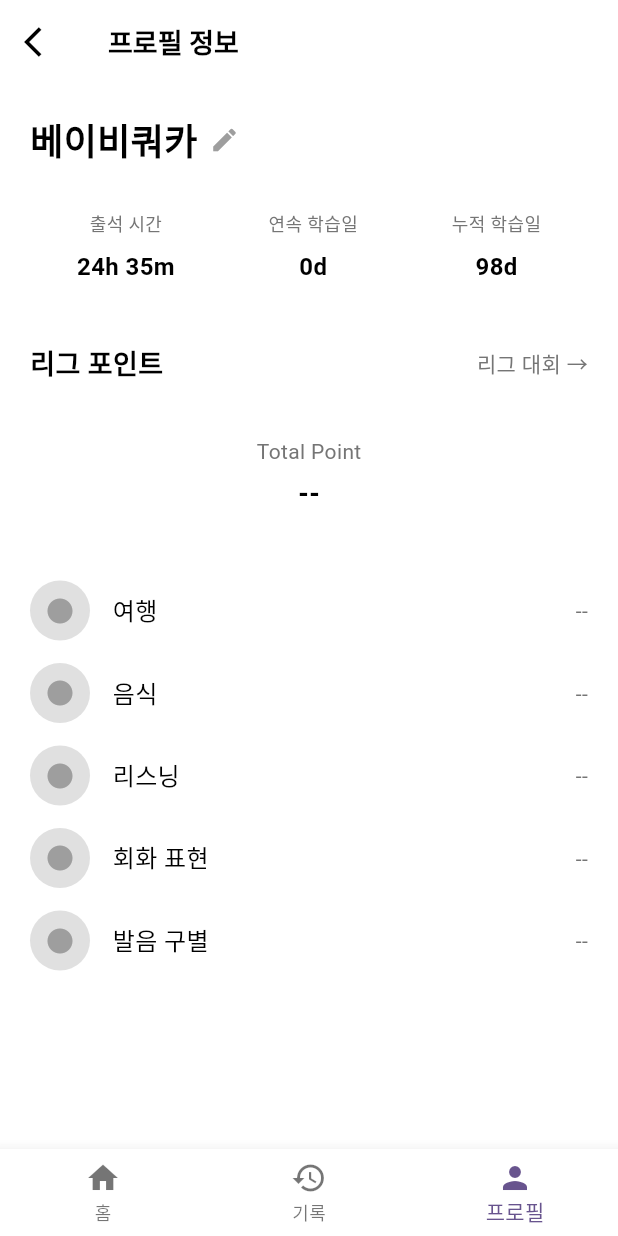
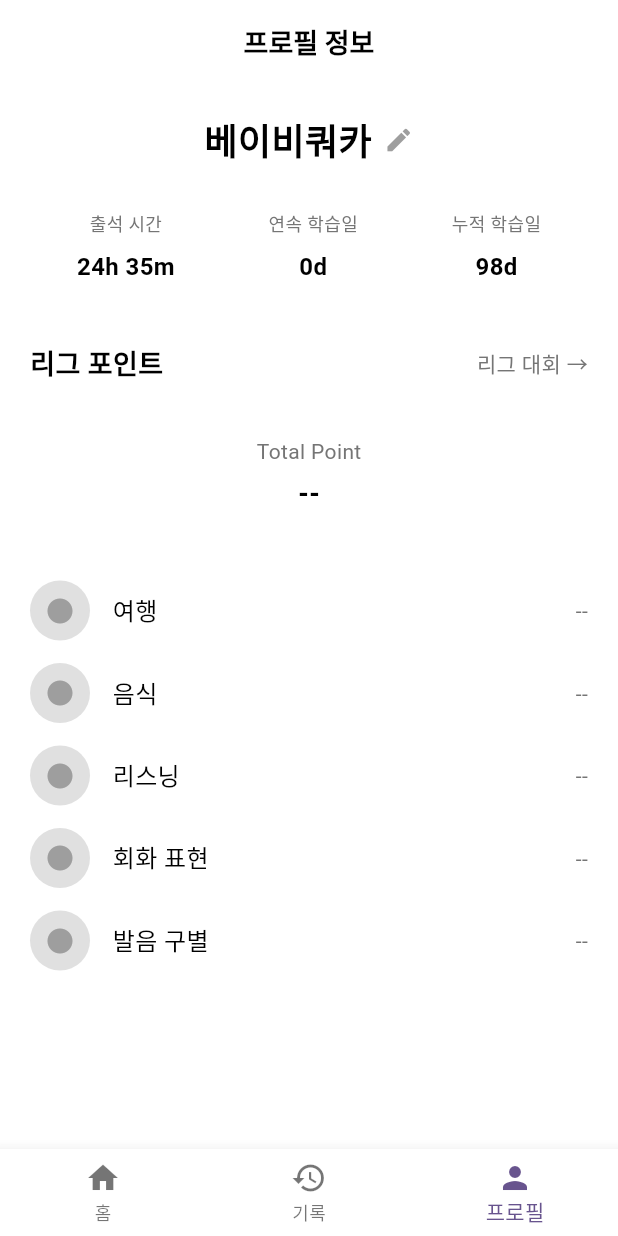
Before and after one commit to DH-Koo/Team46_Junction_Asia_2025, a Flutter app: the screen it shows after launch, item 3 of the bottom bar chosen, on a phone screen of 412 x 824 dp. Run offline on Flutter 3.47's test engine with Material 3 defaults, Android fonts, the phone set to English and light mode, and no system bars; our stand-ins replace material_symbols_icons.

Commit message:
프로필 화면 오류 수정

```diff
--- a/lib/screens/profile/profile_screen.dart
+++ b/lib/screens/profile/profile_screen.dart
@@ -11,10 +11,6 @@ class ProfileScreen extends StatelessWidget {
         backgroundColor: Colors.white,
         surfaceTintColor: Colors.white,
         elevation: 0,
-        leading: IconButton(
-          icon: const Icon(Icons.arrow_back_ios, color: Colors.black),
-          onPressed: () => Navigator.pop(context),
-        ),
         title: const Text(
           '프로필 정보',
           style: TextStyle(
@@ -23,7 +19,7 @@ class ProfileScreen extends StatelessWidget {
             fontWeight: FontWeight.w600,
           ),
         ),
-        centerTitle: false,
+        centerTitle: true,
       ),
       body: SafeArea(
         child: SingleChildScrollView(
@@ -33,6 +29,7 @@ class ProfileScreen extends StatelessWidget {
             children: [
               // 닉네임
               Row(
+                mainAxisAlignment: MainAxisAlignment.center,
                 children: [
                   const Text(
                     '베이비쿼카',
--- a/lib/screens/record/record_list_screen.dart
+++ b/lib/screens/record/record_list_screen.dart
@@ -246,7 +246,7 @@ class _RecordScreenState extends State<RecordScreen> {
     final accuracyData = [
       {'label': '문장 정확도', 'value': 61.5, 'color': const Color(0xFF6366F1)},
       {'label': '어휘 정확도', 'value': 68.2, 'color': const Color(0xFF8B5CF6)},
-      {'label': '문법 정확도', 'value': 71.7, 'color': const Color(0xFF06B6D4)},
+      {'label': '문법 정확도', 'value': 50.1, 'color': const Color(0xFF06B6D4)},
     ];
 
     return Column(
```
